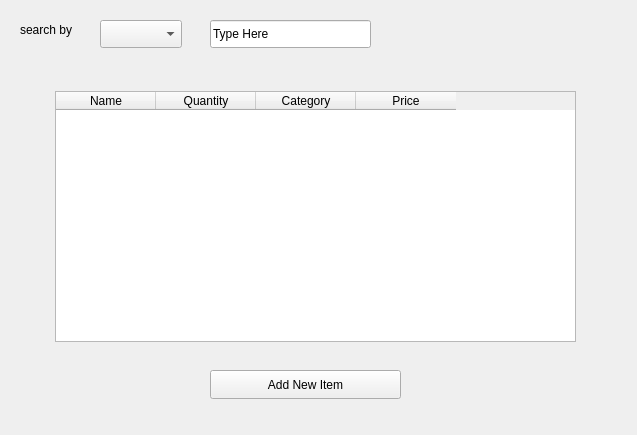
YUSIFABOOD/Inventory, file inventory.ui: the form before one commit.
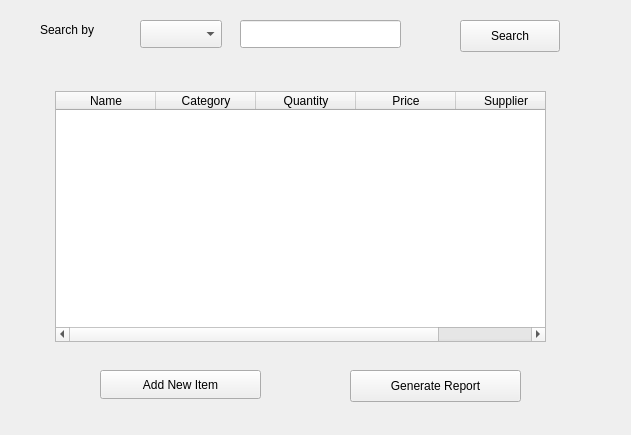
The form after the commit.

Commit message: Inventory page done

What changed in the file:
```diff
--- a/inventory.ui
+++ b/inventory.ui
@@ -6,7 +6,7 @@
    <rect>
     <x>0</x>
     <y>0</y>
-    <width>637</width>
+    <width>631</width>
     <height>435</height>
    </rect>
   </property>
@@ -16,20 +16,20 @@
   <widget class="QLabel" name="label">
    <property name="geometry">
     <rect>
-     <x>20</x>
+     <x>40</x>
      <y>20</y>
      <width>81</width>
      <height>20</height>
     </rect>
    </property>
    <property name="text">
-    <string>search by</string>
+    <string>Search by</string>
    </property>
   </widget>
   <widget class="QComboBox" name="Search_Cateogry">
    <property name="geometry">
     <rect>
-     <x>100</x>
+     <x>140</x>
      <y>20</y>
      <width>82</width>
      <height>28</height>
@@ -39,14 +39,14 @@
   <widget class="QLineEdit" name="Search_bar">
    <property name="geometry">
     <rect>
-     <x>210</x>
+     <x>240</x>
      <y>20</y>
      <width>161</width>
      <height>28</height>
     </rect>
    </property>
    <property name="text">
-    <string>Type Here</string>
+    <string/>
    </property>
   </widget>
   <widget class="QTableWidget" name="Items_Table">
@@ -54,7 +54,7 @@
     <rect>
      <x>55</x>
      <y>91</y>
-     <width>521</width>
+     <width>491</width>
      <height>251</height>
     </rect>
    </property>
@@ -63,28 +63,33 @@
      <string>Name</string>
     </property>
    </column>
-   <column>
-    <property name="text">
-     <string>Quantity</string>
-    </property>
-   </column>
    <column>
     <property name="text">
      <string>Category</string>
     </property>
    </column>
+   <column>
+    <property name="text">
+     <string>Quantity</string>
+    </property>
+   </column>
    <column>
     <property name="text">
      <string>Price</string>
     </property>
    </column>
+   <column>
+    <property name="text">
+     <string>Supplier</string>
+    </property>
+   </column>
   </widget>
   <widget class="QPushButton" name="Add_New_Item_Button">
    <property name="geometry">
     <rect>
-     <x>210</x>
+     <x>100</x>
      <y>370</y>
-     <width>191</width>
+     <width>161</width>
      <height>29</height>
     </rect>
    </property>
@@ -92,6 +97,32 @@
     <string>Add New Item</string>
    </property>
   </widget>
+  <widget class="QPushButton" name="searchButton">
+   <property name="geometry">
+    <rect>
+     <x>460</x>
+     <y>20</y>
+     <width>100</width>
+     <height>32</height>
+    </rect>
+   </property>
+   <property name="text">
+    <string>Search</string>
+   </property>
+  </widget>
+  <widget class="QPushButton" name="generateReport">
+   <property name="geometry">
+    <rect>
+     <x>350</x>
+     <y>370</y>
+     <width>171</width>
+     <height>32</height>
+    </rect>
+   </property>
+   <property name="text">
+    <string>Generate Report</string>
+   </property>
+  </widget>
  </widget>
  <resources/>
  <connections/>
```
Left out of the diff: 2 changed lines with no effect on the pictures. The commit also changes 8 other files.
